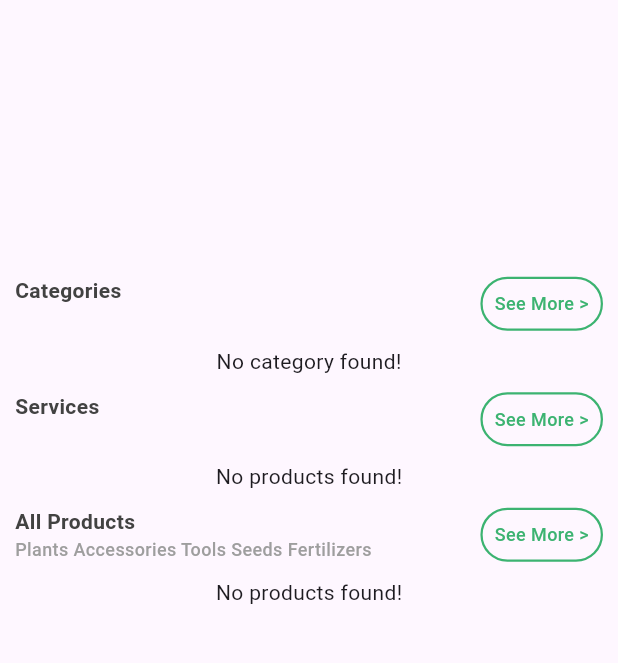
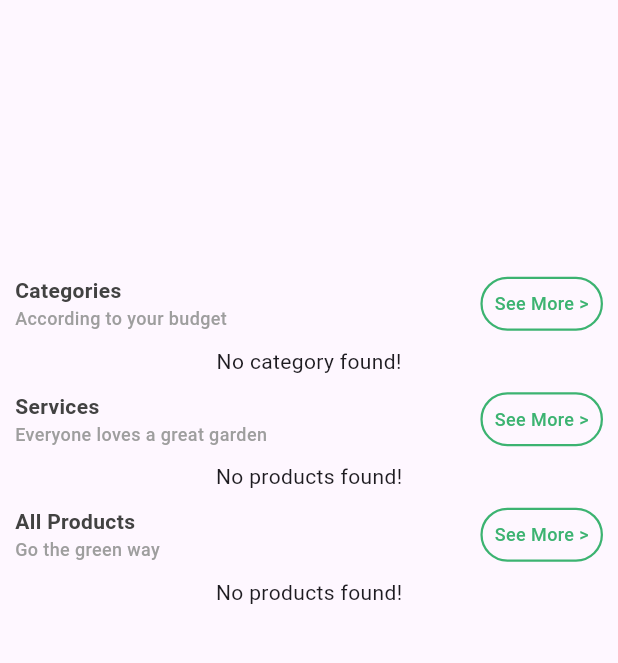
Before and after one commit to Shravani0491/App-Development, a Flutter app: the MainScreen screen opened directly, on a phone screen of 412 x 824 dp, the part 84-747 px from its top. Run offline on Flutter 3.47's test engine with Material 3 defaults, Android fonts, the phone set to English and light mode, and no system bars; drawn by our look-alikes of carousel_slider; our stand-ins replace cached_network_image, cloud_firestore, firebase_auth, firebase_core, firebase_messaging, flutter_easyloading and 5 more; missing offline and left inert: image_card; accounts and stored records are empty.

Commit message:
Second Commit

```diff
--- a/lib/screens/user-panel/main-screen.dart
+++ b/lib/screens/user-panel/main-screen.dart
@@ -59,7 +59,7 @@ class MainScreen extends StatelessWidget {
               //heading
               HeadingWidget(
                 headingTitle: "Categories",
-                headingSubTitle: "",
+                headingSubTitle: "According to your budget",
                 onTap: () => Get.to(() => AllCategoriesScreen()),
                 buttonText: "See More >",
               ),
@@ -69,7 +69,7 @@ class MainScreen extends StatelessWidget {
               //heading
               HeadingWidget(
                 headingTitle: "Services",
-                headingSubTitle: "",
+                headingSubTitle: "Everyone loves a great garden",
                 onTap: () => Get.to(() => AllFlashSaleProductScreen()),
                 buttonText: "See More >",
               ),
@@ -79,7 +79,7 @@ class MainScreen extends StatelessWidget {
               //heading
               HeadingWidget(
                 headingTitle: "All Products",
-                headingSubTitle: "Plants Accessories Tools Seeds Fertilizers",
+                headingSubTitle: "Go the green way",
                 onTap: () => Get.to(() => AllProductsScreen()),
                 buttonText: "See More >",
               ),
--- a/lib/screens/user-panel/product-deatils-screen.dart
+++ b/lib/screens/user-panel/product-deatils-screen.dart
@@ -78,7 +78,7 @@ class _ProductDetailsScreenState extends State<ProductDetailsScreen> {
               options: CarouselOptions(
                 scrollDirection: Axis.horizontal,
                 autoPlay: true,
-                aspectRatio: 2.5,
+                aspectRatio: 1.25,
                 viewportFraction: 1,
               ),
             ),
```
